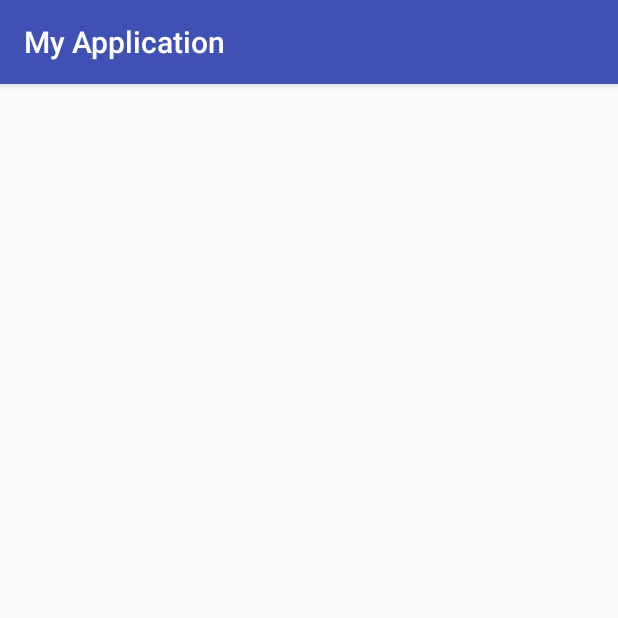
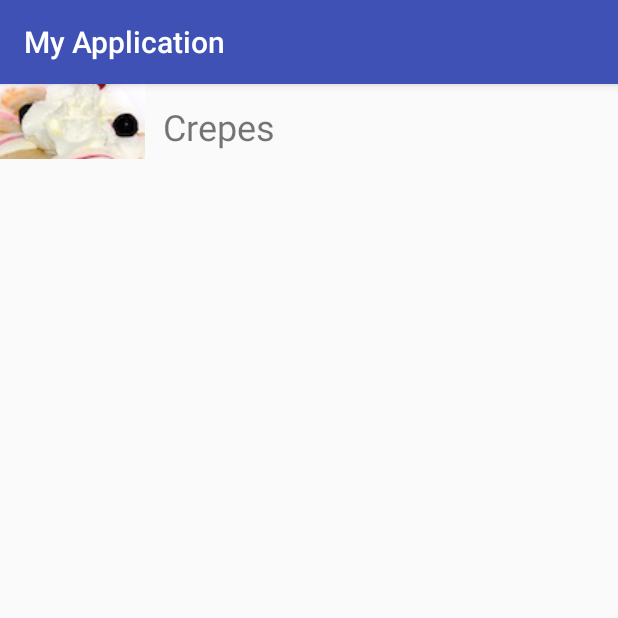
Before and after one commit to venkyg88/RecipeApp, an Android app: the screen it shows after launch (MainActivity), on a phone screen of 412 x 824 dp, the top half of it. Run offline under Robolectric (Android 15) with nearby library versions, the phone set to English and light mode, and no system bars.

Commit message:
adding the list view support for recipes

```diff
--- a/app/src/main/java/fragments/venkat/com/myapplication/ListFragment.java
+++ b/app/src/main/java/fragments/venkat/com/myapplication/ListFragment.java
@@ -3,6 +3,8 @@ package fragments.venkat.com.myapplication;
 import android.app.Fragment;
 import android.os.Bundle;
 import android.support.annotation.Nullable;
+import android.support.v7.widget.LinearLayoutManager;
+import android.support.v7.widget.RecyclerView;
 import android.view.LayoutInflater;
 import android.view.View;
 import android.view.ViewGroup;
@@ -16,6 +18,13 @@ public class ListFragment extends Fragment {
     @Override
     public View onCreateView(LayoutInflater inflater, ViewGroup container, Bundle savedInstanceState) {
         View view = inflater.inflate(R.layout.fragment_main, container, false);
+
+        RecyclerView recyclerView = (RecyclerView) view.findViewById(R.id.recyclerView);
+        ListAdapter listAdapter = new ListAdapter();
+        recyclerView.setAdapter(listAdapter);
+        RecyclerView.LayoutManager layoutManager = new LinearLayoutManager(getActivity());
+        recyclerView.setLayoutManager(layoutManager);
+
         return view;
     }
 }
--- a/app/src/main/res/layout/fragment_main.xml
+++ b/app/src/main/res/layout/fragment_main.xml
@@ -1,8 +1,13 @@
 <?xml version="1.0" encoding="utf-8"?>
-<FrameLayout xmlns:android="http://schemas.android.com/apk/res/android"
+<LinearLayout xmlns:android="http://schemas.android.com/apk/res/android"
               android:orientation="vertical"
-             android:id="@+id/placeHolder"
               android:layout_width="match_parent"
               android:layout_height="match_parent">
 
-</FrameLayout>
+    <android.support.v7.widget.RecyclerView
+        android:layout_width="match_parent"
+        android:layout_height="match_parent"
+        android:id="@+id/recyclerView"/>
+
+
+</LinearLayout>
--- a/app/src/main/res/layout/list_item.xml
+++ b/app/src/main/res/layout/list_item.xml
@@ -21,4 +21,5 @@
         tools:text="Name"
         android:id="@+id/textView"
         android:layout_weight="3"/>
+
 </LinearLayout>
```
